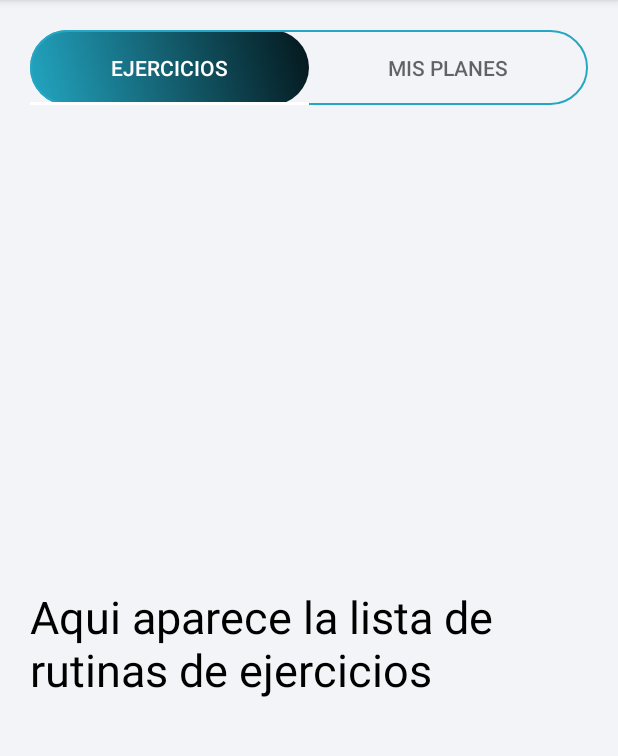
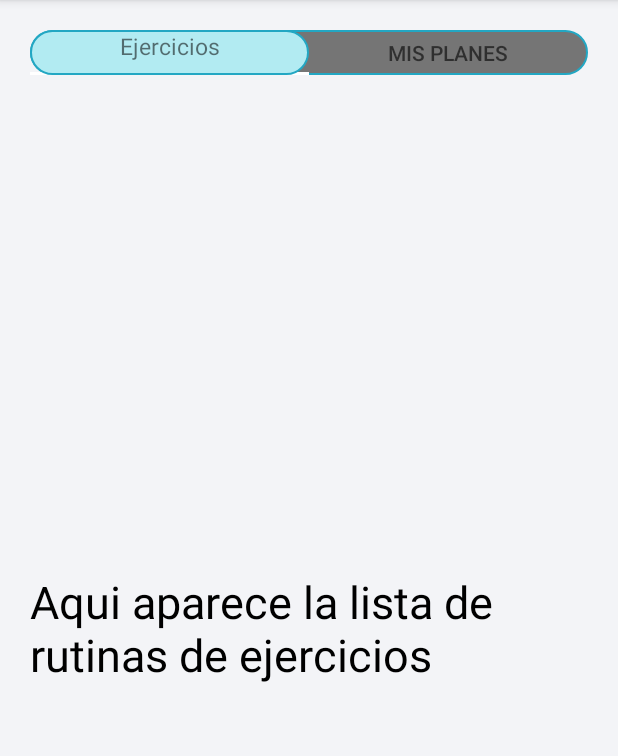
Before and after one commit to henrysala/EjercicioEnCasaApp, an Android app: the screen it shows after launch (MainActivity), on a phone screen of 412 x 824 dp, the part 84-840 px from its top. Run offline under Robolectric (Android 15) with nearby library versions, the phone set to English and light mode, and no system bars.

Commit message:
version alternativa del tab navigator

```diff
--- a/app/src/main/java/com/example/ejercicioencasaapp/MainActivity.java
+++ b/app/src/main/java/com/example/ejercicioencasaapp/MainActivity.java
@@ -4,8 +4,10 @@ import androidx.appcompat.app.AppCompatActivity;
 import androidx.viewpager.widget.ViewPager;
 
 import android.os.Bundle;
+import android.util.Log;
 import android.view.View;
 import android.widget.FrameLayout;
+import android.widget.TextView;
 
 import com.google.android.material.tabs.TabLayout;
 
@@ -13,6 +15,7 @@ public class MainActivity extends AppCompatActivity {
     private TabLayout myTabs;
     private View myIndicator;
     private ViewPager myViewPager;
+    private TextView myTitulo;
 
     private int indicatorWidth;
 
@@ -25,6 +28,7 @@ public class MainActivity extends AppCompatActivity {
         //Assign view reference (slider)
         myTabs = findViewById(R.id.tab);
         myIndicator = findViewById(R.id.indicator);
+        myTitulo = findViewById(R.id.tvIndicator);
         myViewPager = findViewById(R.id.viewPager);
 
         //Set up the view pager and fragments
@@ -60,6 +64,14 @@ public class MainActivity extends AppCompatActivity {
                 float translationOffset =  (positionOffset + position) * indicatorWidth ;
                 params.leftMargin = (int) translationOffset;
                 myIndicator.setLayoutParams(params);
+                myTitulo.setLayoutParams(params);
+                myTitulo.setText(String.valueOf(translationOffset));
+                if(translationOffset < 240){
+                    myTitulo.setText("Ejercicios");
+                } else{
+                    myTitulo.setText("Mis Planes");
+                }
+
             }
 
             @Override
--- a/app/src/main/res/drawable/gradient_bg.xml
+++ b/app/src/main/res/drawable/gradient_bg.xml
@@ -1,12 +1,8 @@
 <?xml version="1.0" encoding="utf-8"?>
-<shape
-    android:shape="rectangle"
+<shape android:shape="rectangle"
     xmlns:android="http://schemas.android.com/apk/res/android">
+    <corners android:radius="25dp"/>
+    <stroke android:color="@color/colorPrimaryDark" android:width="1dp"/>
+    <solid android:color="@color/colorPrimaryLight"/>
 
-    <corners android:radius="25dp"/>
-    <gradient
-        android:type="linear"
-        android:angle="45"
-        android:startColor="@color/colorPrimaryDark"
-        android:endColor="@color/colorPrimary"/>
 </shape>
--- a/app/src/main/res/drawable/tab_bg.xml
+++ b/app/src/main/res/drawable/tab_bg.xml
@@ -3,6 +3,6 @@
     xmlns:android="http://schemas.android.com/apk/res/android">
     <corners android:radius="25dp"/>
     <stroke android:color="@color/colorPrimaryDark" android:width="1dp"/>
-    <solid android:color="#00000000"/>
+    <solid android:color="#757575"/>
 
 </shape>
--- a/app/src/main/res/layout/activity_main.xml
+++ b/app/src/main/res/layout/activity_main.xml
@@ -17,22 +17,31 @@
         android:background="@color/colorSecondary"
         android:clipToPadding="false">
 
-        <View
-            android:id="@+id/indicator"
-            android:layout_width="0dp"
-            android:layout_height="50dp"
-            android:background="@drawable/gradient_bg"/>
-
         <com.google.android.material.tabs.TabLayout
             android:id="@+id/tab"
             android:layout_width="match_parent"
-            android:layout_height="50dp"
+            android:layout_height="30dp"
             android:background="@drawable/tab_bg"
             app:tabGravity="fill"
             app:tabMode="fixed"
-            app:tabSelectedTextColor="#ffffff"
+            app:tabSelectedTextColor="#000000"
             app:tabIndicatorColor="@null"
             app:tabRippleColor="@null"/>
+
+        <View
+            android:id="@+id/indicator"
+            android:layout_width="wrap_content"
+            android:layout_height="30dp"
+            android:background="@drawable/gradient_bg" />
+
+        <TextView
+            android:id="@+id/tvIndicator"
+            android:layout_width="wrap_content"
+            android:layout_height="wrap_content"
+            android:textAlignment="center"
+            android:textSize="15dp"
+            android:text="TextView" />
+
 
     </FrameLayout>
 
--- a/app/src/main/res/values/colors.xml
+++ b/app/src/main/res/values/colors.xml
@@ -2,6 +2,7 @@
 <resources>
     <color name="colorPrimary">#04161B</color>
     <color name="colorPrimaryDark">#23A7C3</color>
+    <color name="colorPrimaryLight">#B2EBF2</color>
     <color name="colorAccent">#23A7C3</color>
     <color name="colorSecondary">#F3F4F7</color>
     <color name="colorText">#000000</color>
--- a/app/src/main/res/values/strings.xml
+++ b/app/src/main/res/values/strings.xml
@@ -2,6 +2,8 @@
     <string name="app_name">EjercicioEnCasaApp</string>
     <!-- TODO: Remove or change this placeholder text -->
     <string name="hello_blank_fragment">Hello blank fragment</string>
+    <string name="ejerciciosTab">Ejercicios</string>
+    <string name="misPlanesTab">Mis Planes</string>
     <string name="ejercicios">Aqui aparece la lista de rutinas de ejercicios</string>
     <string name="mis_planes">Aqui aparecen los planes que he creado y un boton para crear planes</string>
 </resources>
```
